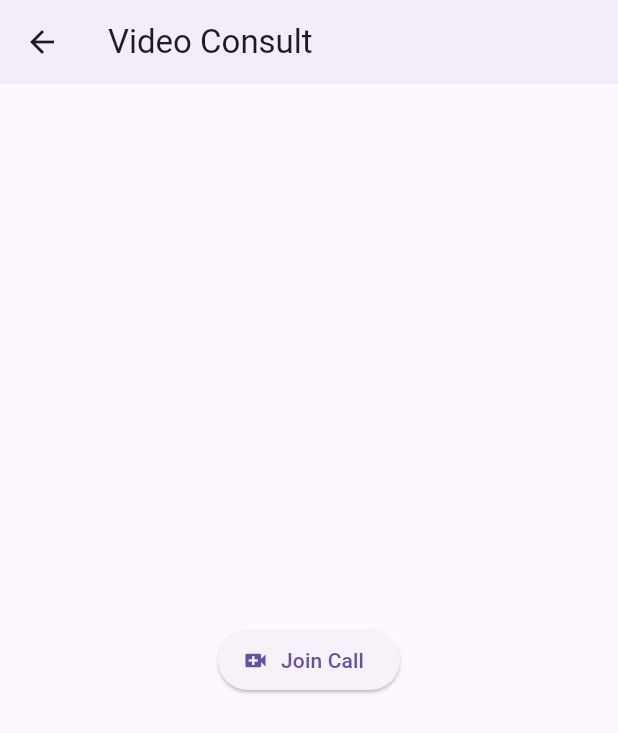
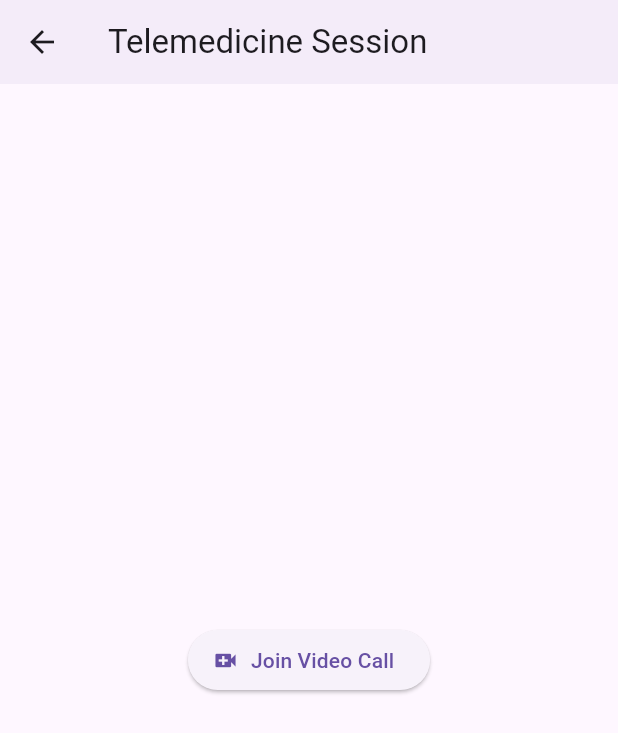
Before and after one commit to ortemhealth/ortemhealth-patient-app, a Flutter app: the TelemedicineScreen screen opened directly, on a phone screen of 412 x 824 dp. Shown: the top 733 px of the screen. Run offline on Flutter 3.47's test engine with Material 3 defaults, Android fonts, the phone set to English and light mode, and no system bars; our stand-ins replace lottie; Roboto replaces fonts that are missing (Montserrat); statements that could not run were skipped.

Commit message:
Update telemedicine.dart

```diff
--- a/lib/screens/telemedicine.dart
+++ b/lib/screens/telemedicine.dart
@@ -3,17 +3,16 @@ import 'package:flutter/material.dart';
 class TelemedicineScreen extends StatelessWidget {
   @override
   Widget build(BuildContext context) {
+    // TODO: Integrate with video API (Twilio/Agora)
     return Scaffold(
-        appBar: AppBar(title: Text('Video Consult')),
-        body: Center(
-          child: ElevatedButton.icon(
-            icon: Icon(Icons.video_call),
-            label: Text("Join Call"),
-            onPressed: () {
-              // integrate video link logic here
-              // open Twilio/Agora/Zoom widget
-            },
-          ),
-        ));
+      appBar: AppBar(title: Text("Telemedicine Session")),
+      body: Center(
+        child: ElevatedButton.icon(
+          icon: Icon(Icons.video_call),
+          label: Text("Join Video Call"),
+          onPressed: () {},
+        ),
+      ),
+    );
   }
 }
```
